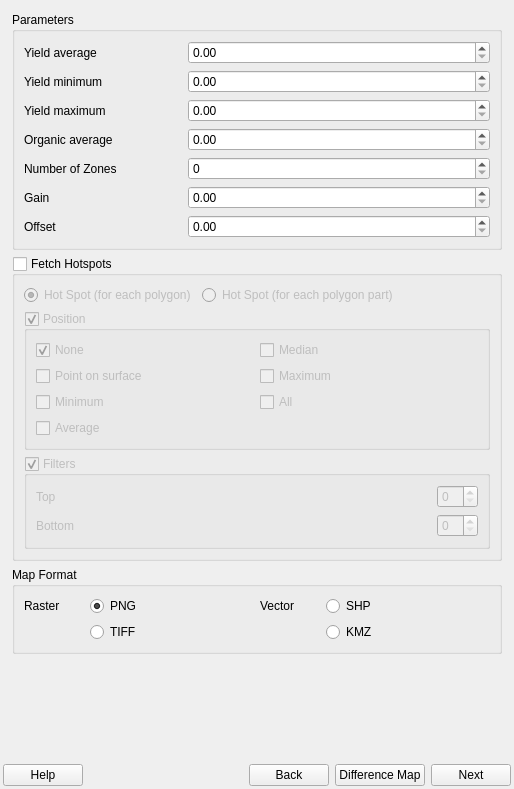
First picture: the form in geosys/ui/templates/geosys_dockwidget_base.ui, repository earthdaily/qgis-plugin, before the edit.
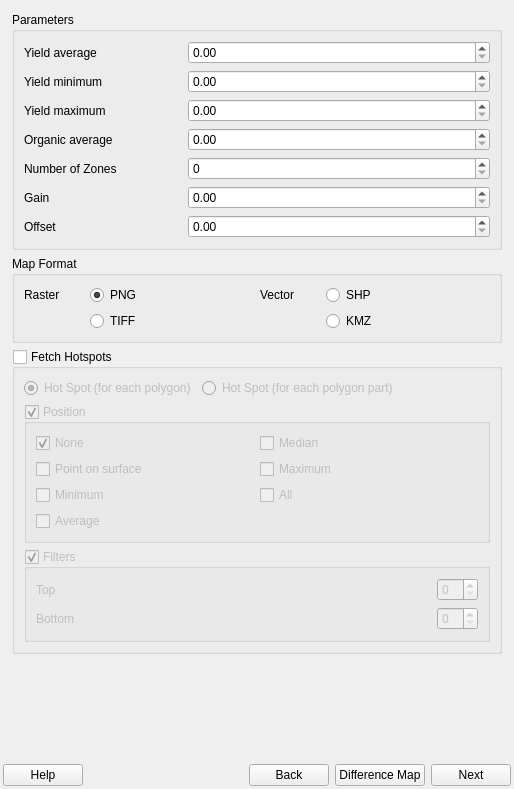
Second picture: the form after the edit.

Commit message: Map format section has been moved to below parameters section, followed by the hot spot section in the UI

```diff
--- a/geosys/ui/templates/geosys_dockwidget_base.ui
+++ b/geosys/ui/templates/geosys_dockwidget_base.ui
@@ -612,7 +612,7 @@
           </layout>
          </widget>
         </item>
-        <item row="3" column="0">
+        <item row="1" column="0">
          <widget class="QGroupBox" name="map_format_group">
           <property name="title">
            <string>Map Format</string>
```
